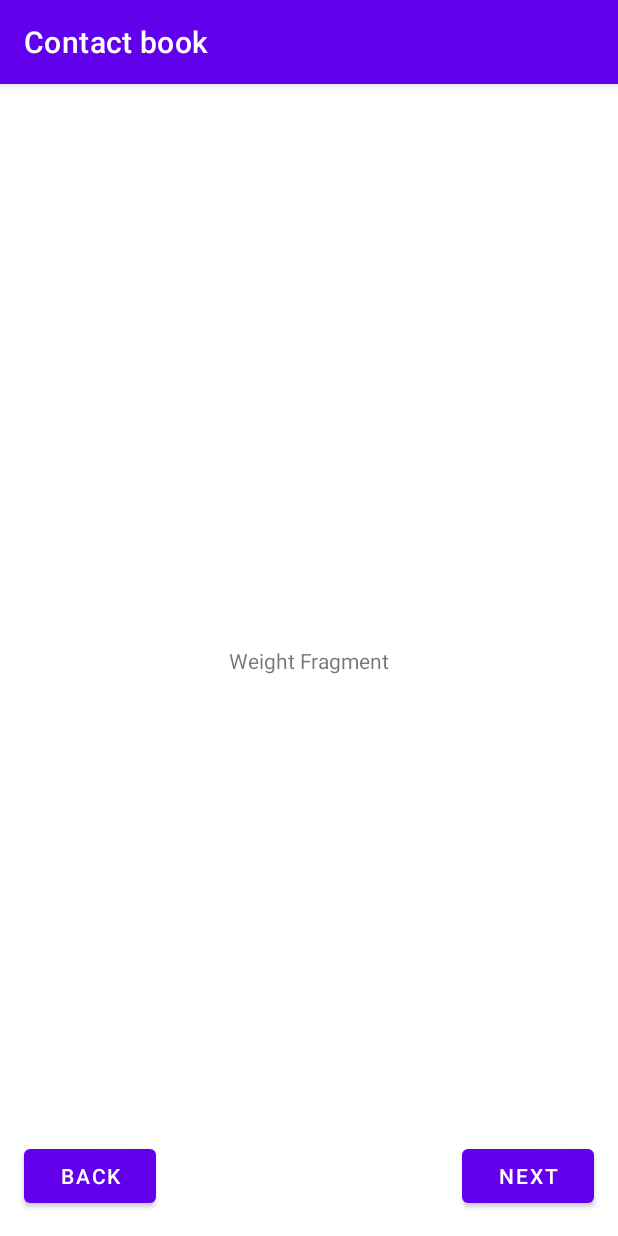
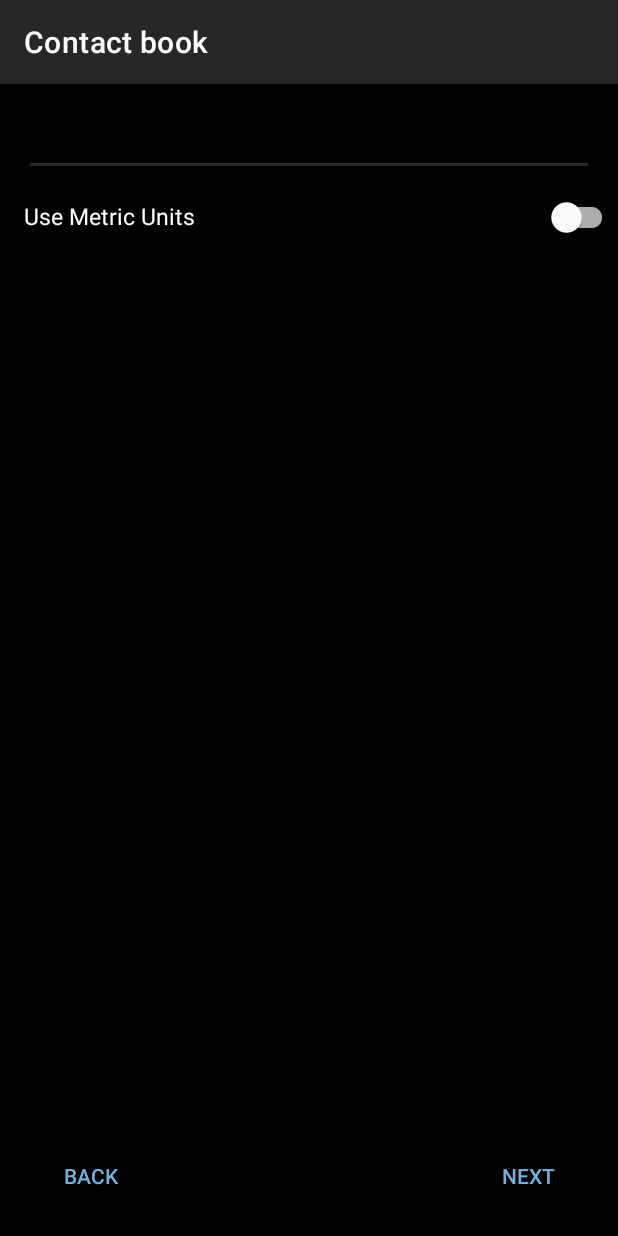
Before and after one commit to dloskot/contact-book, an Android app: the EditActivity screen opened directly, with no data from a screen before it, on a phone screen of 412 x 824 dp. Run offline under Robolectric (Android 15) with nearby library versions, the phone set to English and light mode, and no system bars.

Commit message:
Fragments content

```diff
--- a/app/build.gradle
+++ b/app/build.gradle
@@ -10,7 +10,7 @@ android {
 
     defaultConfig {
         applicationId "com.contactbook"
-        minSdk 24
+        minSdk 26
         targetSdk 33
         versionCode 1
         versionName "1.0"
--- a/app/src/main/AndroidManifest.xml
+++ b/app/src/main/AndroidManifest.xml
@@ -14,7 +14,7 @@
         android:name=".App"
         tools:targetApi="31">
         <activity
-            android:name=".MainActivity"
+            android:name=".ui.main.MainActivity"
             android:exported="true">
             <intent-filter>
                 <action android:name="android.intent.action.MAIN" />
--- a/app/src/main/java/com/contactbook/ui/main/EditActivity.kt
+++ b/app/src/main/java/com/contactbook/ui/main/EditActivity.kt
@@ -9,6 +9,9 @@ import androidx.fragment.app.FragmentActivity
 import androidx.viewpager2.adapter.FragmentStateAdapter
 import androidx.viewpager2.widget.ViewPager2
 import com.contactbook.R
+import com.contactbook.ui.main.edit.DateOfBirthFragment
+import com.contactbook.ui.main.edit.PhotoFragment
+import com.contactbook.ui.main.edit.WeightFragment
 
 class EditActivity : AppCompatActivity() {
 
--- a/app/src/main/java/com/contactbook/MainActivity.kt
+++ b/app/src/main/java/com/contactbook/ui/main/MainActivity.kt
@@ -1,8 +1,8 @@
-package com.contactbook
+package com.contactbook.ui.main
 
 import androidx.appcompat.app.AppCompatActivity
 import android.os.Bundle
-import com.contactbook.ui.main.MainFragment
+import com.contactbook.R
 
 class MainActivity : AppCompatActivity() {
 
--- a/app/src/main/java/com/contactbook/ui/main/DateOfBirthFragment.kt
+++ b/app/src/main/java/com/contactbook/ui/main/edit/DateOfBirthFragment.kt
@@ -1,10 +1,11 @@
-package com.contactbook.ui.main
+package com.contactbook.ui.main.edit
 
 import android.os.Bundle
 import android.view.LayoutInflater
 import android.view.View
 import android.view.ViewGroup
 import com.contactbook.R
+import com.contactbook.ui.main.BaseFragment
 
 class DateOfBirthFragment : BaseFragment() {
 
--- a/app/src/main/java/com/contactbook/ui/main/PhotoFragment.kt
+++ b/app/src/main/java/com/contactbook/ui/main/edit/PhotoFragment.kt
@@ -1,10 +1,11 @@
-package com.contactbook.ui.main
+package com.contactbook.ui.main.edit
 
 import android.os.Bundle
 import android.view.LayoutInflater
 import android.view.View
 import android.view.ViewGroup
 import com.contactbook.R
+import com.contactbook.ui.main.BaseFragment
 
 class PhotoFragment : BaseFragment() {
 
--- a/app/src/main/java/com/contactbook/ui/main/WeightFragment.kt
+++ b/app/src/main/java/com/contactbook/ui/main/edit/WeightFragment.kt
@@ -1,10 +1,11 @@
-package com.contactbook.ui.main
+package com.contactbook.ui.main.edit
 
 import android.os.Bundle
 import android.view.LayoutInflater
 import android.view.View
 import android.view.ViewGroup
 import com.contactbook.R
+import com.contactbook.ui.main.BaseFragment
 
 class WeightFragment : BaseFragment() {
 
--- a/app/src/main/res/layout/activity_edit.xml
+++ b/app/src/main/res/layout/activity_edit.xml
@@ -2,6 +2,7 @@
 <androidx.constraintlayout.widget.ConstraintLayout xmlns:android="http://schemas.android.com/apk/res/android"
     android:layout_width="match_parent"
     android:layout_height="match_parent"
+    android:background="@color/black"
     xmlns:app="http://schemas.android.com/apk/res-auto">
 
     <androidx.viewpager2.widget.ViewPager2
@@ -15,19 +16,17 @@
     <Button
         android:id="@+id/back_button"
         android:layout_width="wrap_content"
-        android:layout_height="wrap_content"
-        android:layout_margin="@dimen/button_margin"
         app:layout_constraintStart_toStartOf="parent"
         app:layout_constraintBottom_toBottomOf="parent"
-        android:text="@string/back_button_label"/>
+        android:text="@string/back_button_label"
+        style="@style/Button"/>
 
     <Button
         android:id="@+id/next_button"
         android:layout_width="wrap_content"
-        android:layout_height="wrap_content"
-        android:layout_margin="@dimen/button_margin"
         app:layout_constraintEnd_toEndOf="parent"
         app:layout_constraintBottom_toBottomOf="parent"
-        android:text="@string/next_button_label"/>
+        android:text="@string/next_button_label"
+        style="@style/Button"/>
 
 </androidx.constraintlayout.widget.ConstraintLayout>
--- a/app/src/main/res/layout/activity_main.xml
+++ b/app/src/main/res/layout/activity_main.xml
@@ -5,7 +5,8 @@
     xmlns:tools="http://schemas.android.com/tools"
     android:layout_width="match_parent"
     android:layout_height="match_parent"
-    tools:context=".MainActivity">
+    android:background="@color/black"
+    tools:context=".ui.main.MainActivity">
 
     <androidx.fragment.app.FragmentContainerView
         android:id="@+id/nav_host_fragment"
--- a/app/src/main/res/layout/fragment_main.xml
+++ b/app/src/main/res/layout/fragment_main.xml
@@ -22,6 +22,7 @@
         android:layout_width="wrap_content"
         android:layout_height="wrap_content"
         android:text="@string/empty_client_list"
+        android:textColor="@color/white"
         app:layout_constraintBottom_toBottomOf="parent"
         app:layout_constraintEnd_toEndOf="parent"
         app:layout_constraintStart_toStartOf="parent"
@@ -30,11 +31,10 @@
     <Button
         android:id="@+id/addButton"
         android:layout_width="match_parent"
-        android:layout_height="wrap_content"
-        android:layout_margin="@dimen/button_margin"
         app:layout_constraintBottom_toBottomOf="parent"
         app:layout_constraintStart_toStartOf="parent"
         app:layout_constraintEnd_toEndOf="parent"
-        android:text="@string/add_button"/>
+        android:text="@string/add_button"
+        style="@style/Button"/>
 
 </androidx.constraintlayout.widget.ConstraintLayout>
--- a/app/src/main/res/layout/fragment_weight.xml
+++ b/app/src/main/res/layout/fragment_weight.xml
@@ -5,14 +5,33 @@
     android:layout_width="match_parent"
     android:layout_height="match_parent">
 
+    <EditText
+        android:id="@+id/weight"
+        android:layout_width="match_parent"
+        android:layout_height="wrap_content"
+        android:layout_margin="@dimen/medium_margin"
+        android:backgroundTint="@color/toolbar_color"
+        android:focusedByDefault="true"
+        app:layout_constraintStart_toStartOf="parent"
+        app:layout_constraintEnd_toEndOf="parent"
+        app:layout_constraintTop_toTopOf="parent"/>
+
     <TextView
-        android:id="@+id/message"
+        android:id="@+id/metric_units_label"
         android:layout_width="wrap_content"
         android:layout_height="wrap_content"
-        android:text="Weight Fragment"
-        app:layout_constraintBottom_toBottomOf="parent"
+        android:layout_margin="@dimen/medium_margin"
+        app:layout_constraintStart_toStartOf="parent"
+        app:layout_constraintTop_toBottomOf="@id/weight"
+        android:textColor="@color/white"
+        android:textSize="@dimen/label_text_size"
+        android:text="@string/use_metric_units"/>
+
+    <com.google.android.material.switchmaterial.SwitchMaterial
+        android:id="@+id/metric_units"
+        android:layout_width="wrap_content"
+        android:layout_height="wrap_content"
         app:layout_constraintEnd_toEndOf="parent"
-        app:layout_constraintStart_toStartOf="parent"
-        app:layout_constraintTop_toTopOf="parent" />
+        app:layout_constraintBaseline_toBaselineOf="@id/metric_units_label"/>
 
 </androidx.constraintlayout.widget.ConstraintLayout>
--- a/app/src/main/res/values/colors.xml
+++ b/app/src/main/res/values/colors.xml
@@ -7,4 +7,7 @@
     <color name="teal_700">#FF018786</color>
     <color name="black">#FF000000</color>
     <color name="white">#FFFFFFFF</color>
+
+    <color name="toolbar_color">#FF272727</color>
+    <color name="secondary_color">#FF77AFDA</color>
 </resources>
--- a/app/src/main/res/values/dimens.xml
+++ b/app/src/main/res/values/dimens.xml
@@ -1,4 +1,5 @@
 <resources>
-    <dimen name="text_margin">16dp</dimen>
+    <dimen name="medium_margin">16dp</dimen>
     <dimen name="button_margin">16dp</dimen>
+    <dimen name="label_text_size">15sp</dimen>
 </resources>
--- a/app/src/main/res/values/strings.xml
+++ b/app/src/main/res/values/strings.xml
@@ -1,6 +1,7 @@
 <resources>
     <string name="app_name">Contact book</string>
     <string name="add_button">Add Client</string>
+    <string name="choose_photo_button">Choose photo…</string>
 
     <string name="fragment_main_label">Main Screen</string>
     <string name="edit_label">Edit Screen</string>
@@ -9,4 +10,8 @@
     <string name="back_button_label">Back</string>
     <string name="next_button_label">Next</string>
 
+    <string name="use_metric_units">Use Metric Units</string>
+    <string name="weight">Enter body weight</string>
+    <string name="date_of_birth">Enter Date Of Birth</string>
+
 </resources>
--- /dev/null
+++ b/app/src/main/res/values/styles.xml
@@ -0,0 +1,8 @@
+<?xml version="1.0" encoding="utf-8"?>
+<resources>
+    <style name="Button" parent="Widget.AppCompat.Button.Borderless">
+        <item name="android:layout_height">wrap_content</item>
+        <item name="android:textColor">@color/secondary_color</item>
+        <item name="android:layout_margin">@dimen/button_margin</item>
+    </style>
+</resources>
--- a/app/src/main/res/values/themes.xml
+++ b/app/src/main/res/values/themes.xml
@@ -2,11 +2,11 @@
     <!-- Base application theme. -->
     <style name="Theme.ContactBook" parent="Theme.MaterialComponents.DayNight.DarkActionBar">
         <!-- Primary brand color. -->
-        <item name="colorPrimary">@color/purple_500</item>
-        <item name="colorPrimaryVariant">@color/purple_700</item>
+        <item name="colorPrimary">@color/toolbar_color</item>
+        <item name="colorPrimaryVariant">@color/toolbar_color</item>
         <item name="colorOnPrimary">@color/white</item>
         <!-- Secondary brand color. -->
-        <item name="colorSecondary">@color/teal_200</item>
+        <item name="colorSecondary">@color/secondary_color</item>
         <item name="colorSecondaryVariant">@color/teal_700</item>
         <item name="colorOnSecondary">@color/black</item>
         <!-- Status bar color. -->
```
Also changed, not shown: app/src/main/res/layout/fragment_date_of_birth.xml (+16 -3 lines), app/src/main/res/layout/fragment_photo.xml (+14 -7 lines).
